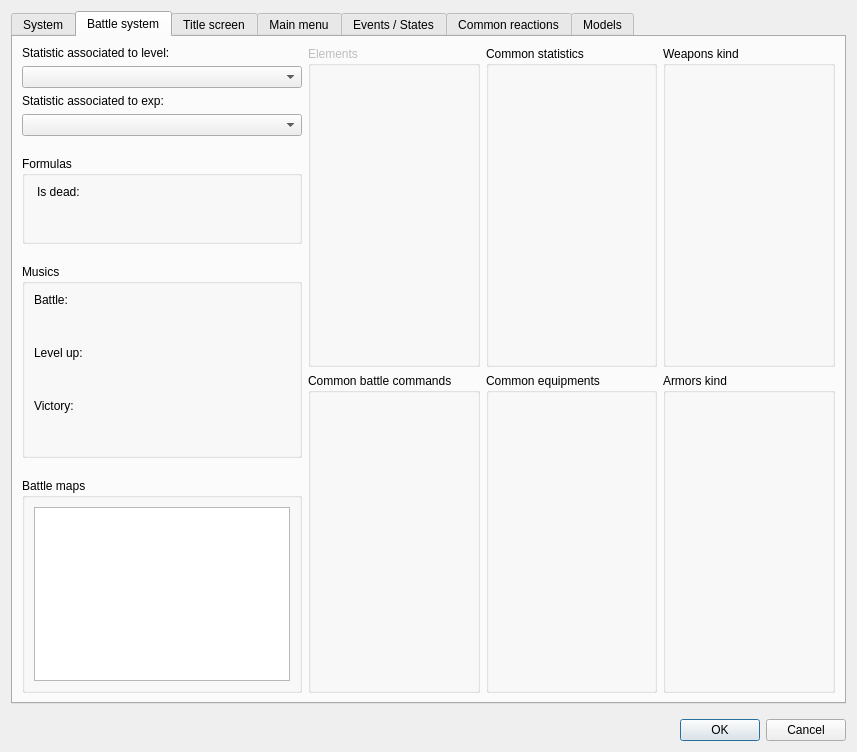
The window that Dialogs/dialogsystems.ui (RPG-Paper-Maker/RPG-Paper-Maker) describes before a commit, drawn with Qt 5.
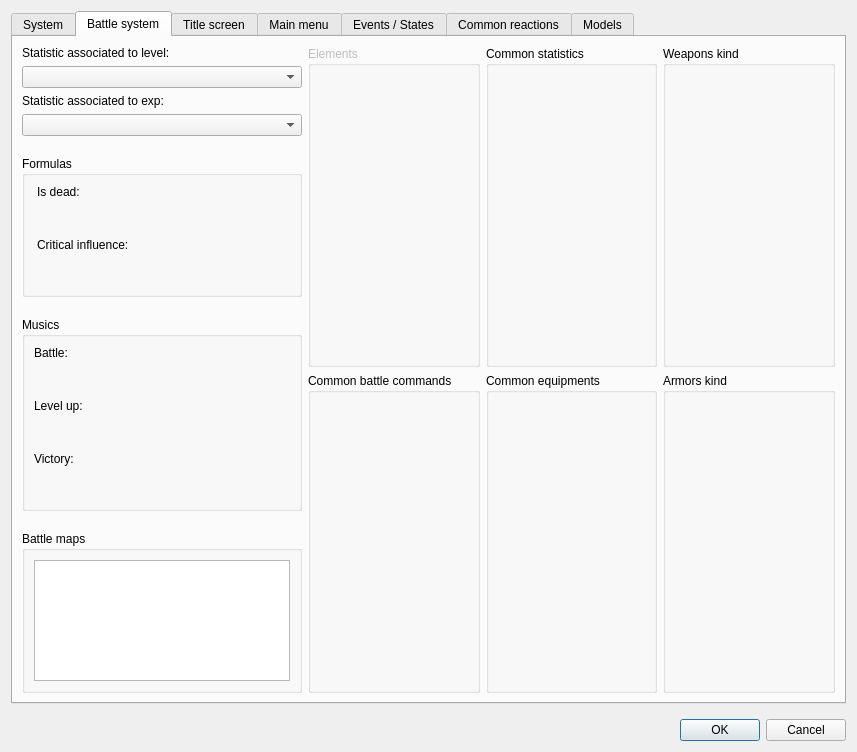
The same window after the commit. The open tabs and pages were chosen to show the change. Custom widgets are drawn as their Qt base class.

Commit message: Formula for critical hits impact

What changed in the file:
```diff
--- a/Dialogs/dialogsystems.ui
+++ b/Dialogs/dialogsystems.ui
@@ -563,6 +563,29 @@
                     </property>
                    </widget>
                   </item>
+                  <item>
+                   <widget class="QLabel" name="label_15">
+                    <property name="text">
+                     <string>Critical influence:</string>
+                    </property>
+                   </widget>
+                  </item>
+                  <item>
+                   <widget class="PanelPrimitiveValue" name="panelPrimitiveValueFormulaCrit" native="true">
+                    <property name="minimumSize">
+                     <size>
+                      <width>250</width>
+                      <height>27</height>
+                     </size>
+                    </property>
+                    <property name="maximumSize">
+                     <size>
+                      <width>250</width>
+                      <height>27</height>
+                     </size>
+                    </property>
+                   </widget>
+                  </item>
                  </layout>
                 </item>
                </layout>
```
The commit also changes 3 other files.
